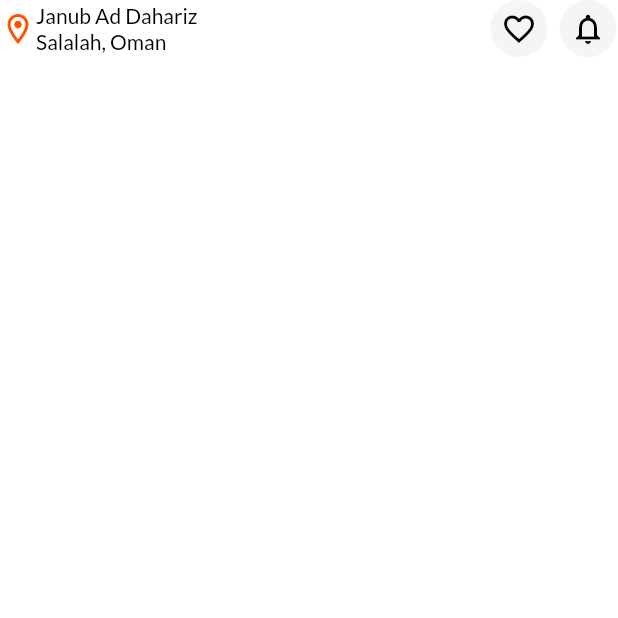
After one commit to unaismnr/ontrend-task, a Flutter app: the screen it shows after launch, after a tap on "LOGIN", on a phone screen of 412 x 824 dp, the top half of it. The commit adds this screen. Run offline on Flutter 3.47's test engine with Material 3 defaults, Android fonts, the phone set to English and light mode, and no system bars; our stand-ins replace google_fonts.

Commit message:
login page completed

```diff
--- a/lib/main.dart
+++ b/lib/main.dart
@@ -1,6 +1,8 @@
 import 'package:flutter/material.dart';
+import 'package:google_fonts/google_fonts.dart';
+import 'package:ontrend_task/utils/color_consts.dart';
 
-import 'presentation/screen_splash.dart';
+import 'view/splash/screen_splash.dart';
 
 void main() {
   runApp(const MyApp());
@@ -12,10 +14,14 @@ class MyApp extends StatelessWidget {
   @override
   Widget build(BuildContext context) {
     return MaterialApp(
-      title: 'Flutter Demo',
+      title: 'OnTrend Task',
       theme: ThemeData(
-        colorScheme: ColorScheme.fromSeed(seedColor: Colors.red),
+        colorScheme: ColorScheme.fromSeed(
+          seedColor: Colors.transparent,
+        ),
+        scaffoldBackgroundColor: kWhiteColor,
         useMaterial3: false,
+        textTheme: GoogleFonts.latoTextTheme(),
       ),
       home: const ScreenSplash(),
       debugShowCheckedModeBanner: false,
--- a/lib/utils/color_consts.dart
+++ b/lib/utils/color_consts.dart
@@ -1,3 +1,6 @@
 import 'package:flutter/material.dart';
 
+const Color kMainColor = Color.fromARGB(255, 255, 81, 0);
 const Color kWhiteColor = Colors.white;
+const Color kBlackColor = Colors.black;
+const Color kBlueColor = Color.fromARGB(255, 24, 115, 188);
--- /dev/null
+++ b/lib/view/home/screen_home.dart
@@ -0,0 +1,114 @@
+import 'package:flutter/material.dart';
+import 'package:flutter/widgets.dart';
+import 'package:ontrend_task/utils/color_consts.dart';
+
+import 'widgets/home_app_bar_icons.dart';
+
+class ScreenHome extends StatelessWidget {
+  const ScreenHome({super.key});
+
+  @override
+  Widget build(BuildContext context) {
+    return SafeArea(
+      child: Scaffold(
+        body: Column(
+          children: [
+            Row(
+              children: [
+                const Icon(
+                  Icons.location_on_outlined,
+                  color: kMainColor,
+                ),
+                const Column(
+                  mainAxisAlignment: MainAxisAlignment.center,
+                  crossAxisAlignment: CrossAxisAlignment.start,
+                  children: [
+                    Text(
+                      'Janub Ad Dahariz',
+                      style: TextStyle(color: kBlackColor),
+                    ),
+                    Text(
+                      'Salalah, Oman',
+                      style: TextStyle(color: kBlackColor),
+                    ),
+                  ],
+                ),
+                const Spacer(),
+                HomeAppBarIcons(
+                  icon: Icons.favorite_border,
+                  onTap: () {},
+                ),
+                const SizedBox(
+                  width: 6,
+                ),
+                HomeAppBarIcons(
+                  icon: Icons.notifications_none,
+                  onTap: () {},
+                ),
+              ],
+            ),
+          ],
+        ),
+      ),
+    );
+  }
+
+  AppBar customHomeAppBar(BuildContext context) {
+    return AppBar(
+      backgroundColor: Colors.white,
+      elevation: 0,
+      leading: const Row(
+        mainAxisAlignment: MainAxisAlignment.center,
+        children: [
+          Icon(
+            Icons.location_on_outlined,
+            color: kMainColor,
+          ),
+          Column(
+            mainAxisAlignment: MainAxisAlignment.center,
+            children: [
+              Text(
+                'data',
+                style: TextStyle(color: kBlackColor),
+              ),
+              Text(
+                'data',
+                style: TextStyle(color: kBlackColor),
+              ),
+            ],
+          ),
+        ],
+      ),
+      // const ListTile(
+      //   leading: Icon(
+      //     Icons.location_on_outlined,
+      //     color: kMainColor,
+      //   ),
+      //   title: Text(
+      //     'data',
+      //     style: TextStyle(color: kBlackColor),
+      //   ),
+      //   subtitle: Text(
+      //     'data',
+      //     style: TextStyle(color: kBlackColor),
+      //   ),
+      // ),
+      title: Row(
+        children: [
+          const Spacer(),
+          HomeAppBarIcons(
+            icon: Icons.favorite_border,
+            onTap: () {},
+          ),
+          const SizedBox(
+            width: 6,
+          ),
+          HomeAppBarIcons(
+            icon: Icons.notifications_none,
+            onTap: () {},
+          ),
+        ],
+      ),
+    );
+  }
+}
--- /dev/null
+++ b/lib/view/home/widgets/home_app_bar_icons.dart
@@ -0,0 +1,28 @@
+import 'package:flutter/material.dart';
+
+class HomeAppBarIcons extends StatelessWidget {
+  final IconData icon;
+  final VoidCallback onTap;
+  const HomeAppBarIcons({
+    super.key,
+    required this.icon,
+    required this.onTap,
+  });
+
+  @override
+  Widget build(BuildContext context) {
+    return SizedBox(
+      height: 38,
+      child: InkWell(
+        onTap: onTap,
+        child: CircleAvatar(
+          backgroundColor: Colors.grey.shade100,
+          child: Icon(
+            icon,
+            color: Colors.black,
+          ),
+        ),
+      ),
+    );
+  }
+}
--- /dev/null
+++ b/lib/view/login/screen_login.dart
@@ -0,0 +1,186 @@
+import 'package:flutter/material.dart';
+import 'package:ontrend_task/utils/color_consts.dart';
+import 'package:ontrend_task/view/home/screen_home.dart';
+
+class ScreenLogin extends StatelessWidget {
+  const ScreenLogin({super.key});
+
+  @override
+  Widget build(BuildContext context) {
+    return SafeArea(
+      child: Scaffold(
+        body: SingleChildScrollView(
+          child: Padding(
+            padding: const EdgeInsets.all(20),
+            child: Column(
+              mainAxisAlignment: MainAxisAlignment.start,
+              children: [
+                SizedBox(
+                  height: MediaQuery.of(context).size.height * 0.35,
+                  width: MediaQuery.of(context).size.height * 0.35,
+                  child: Image.asset('assets/delivery-man.png'),
+                ),
+                SizedBox(
+                  height: MediaQuery.of(context).size.height * 0.05,
+                ),
+                const Text(
+                  'Welcome Back!',
+                  style: TextStyle(
+                      color: kBlackColor,
+                      fontWeight: FontWeight.bold,
+                      fontSize: 20),
+                ),
+                SizedBox(
+                  height: MediaQuery.of(context).size.height * 0.03,
+                ),
+                _CustomTextFormField(
+                  hintText: 'Email or Phone',
+                  visibilityIcon: false,
+                  obscureText: false,
+                ),
+                SizedBox(
+                  height: MediaQuery.of(context).size.height * 0.03,
+                ),
+                _CustomTextFormField(
+                  hintText: 'Password',
+                  visibilityIcon: true,
+                  obscureText: true,
+                ),
+                Align(
+                  alignment: Alignment.topRight,
+                  child: TextButton(
+                    onPressed: () {},
+                    child: const Text(
+                      'Forgot Password?',
+                      style: TextStyle(color: kBlueColor),
+                    ),
+                  ),
+                ),
+                SizedBox(
+                  height: MediaQuery.of(context).size.height * 0.05,
+                ),
+                Padding(
+                  padding: const EdgeInsets.symmetric(horizontal: 20),
+                  child: SizedBox(
+                    height: MediaQuery.of(context).size.height * 0.062,
+                    width: MediaQuery.of(context).size.width,
+                    child: ElevatedButton(
+                      onPressed: () {
+                        Navigator.push(
+                            context,
+                            MaterialPageRoute(
+                              builder: (context) => const ScreenHome(),
+                            ));
+                      },
+                      style: ElevatedButton.styleFrom(
+                        backgroundColor: kMainColor,
+                        elevation: 0,
+                        shape: RoundedRectangleBorder(
+                          borderRadius: BorderRadius.circular(6),
+                        ),
+                      ),
+                      child: const Text(
+                        'LOGIN',
+                        style: TextStyle(
+                          color: kWhiteColor,
+                          fontSize: 16,
+                          fontWeight: FontWeight.w600,
+                        ),
+                      ),
+                    ),
+                  ),
+                ),
+                SizedBox(
+                  height: MediaQuery.of(context).size.height * 0.02,
+                ),
+                Row(
+                  mainAxisAlignment: MainAxisAlignment.center,
+                  children: [
+                    const Text(
+                      "Don't have an account?",
+                    ),
+                    SizedBox(
+                      width: MediaQuery.of(context).size.width * 0.01,
+                    ),
+                    GestureDetector(
+                      onTap: () {
+                        Navigator.push(
+                            context,
+                            MaterialPageRoute(
+                              builder: (context) => const ScreenHome(),
+                            ));
+                      },
+                      child: const Text(
+                        'Sign up',
+                        style: TextStyle(color: kBlueColor),
+                      ),
+                    ),
+                  ],
+                ),
+              ],
+            ),
+          ),
+        ),
+      ),
+    );
+  }
+}
+
+class _CustomTextFormField extends StatelessWidget {
+  final String hintText;
+  final bool visibilityIcon;
+  final bool obscureText;
+  _CustomTextFormField({
+    required this.hintText,
+    required this.visibilityIcon,
+    required this.obscureText,
+  });
+
+  final visibilityNotifier = ValueNotifier(true);
+
+  void toggleVisibility() {
+    visibilityNotifier.value = !visibilityNotifier.value;
+  }
+
+  @override
+  Widget build(BuildContext context) {
+    return Container(
+        decoration: BoxDecoration(
+          borderRadius: BorderRadius.circular(10),
+          color: kWhiteColor,
+          boxShadow: [
+            BoxShadow(
+              color: kBlackColor.withOpacity(0.3),
+              spreadRadius: 0.5,
+              blurRadius: 5,
+            )
+          ],
+        ),
+        child: ValueListenableBuilder(
+            valueListenable: visibilityNotifier,
+            builder: (context, newValue, _) {
+              return TextFormField(
+                obscureText: newValue ? obscureText : false,
+                decoration: InputDecoration(
+                  border: InputBorder.none,
+                  hintText: hintText,
+                  contentPadding: const EdgeInsets.only(
+                    left: 20,
+                    right: 20,
+                    top: 14,
+                  ),
+                  suffixIcon: visibilityIcon
+                      ? IconButton(
+                          onPressed: () {
+                            toggleVisibility();
+                          },
+                          icon: Icon(
+                            newValue ? Icons.visibility : Icons.visibility_off,
+                          ),
+                        )
+                      : const SizedBox(),
+                ),
+              );
+            }));
+  }
+}
--- a/lib/presentation/screen_splash.dart
+++ b/lib/view/splash/screen_splash.dart
@@ -1,5 +1,5 @@
 import 'package:flutter/material.dart';
-import 'package:ontrend_task/presentation/screen_login.dart';
+import 'package:ontrend_task/view/login/screen_login.dart';
 
 class ScreenSplash extends StatefulWidget {
   const ScreenSplash({super.key});
@@ -29,7 +29,8 @@ class _ScreenSplashState extends State<ScreenSplash> {
 
   @override
   Widget build(BuildContext context) {
-    return Scaffold(
+    return SafeArea(
+      child: Scaffold(
         body: Column(
           mainAxisAlignment: MainAxisAlignment.center,
           children: [
@@ -45,6 +46,7 @@ class _ScreenSplashState extends State<ScreenSplash> {
             const Text('100% Safe & Secure'),
           ],
         ),
+      ),
     );
   }
 }
--- a/pubspec.yaml
+++ b/pubspec.yaml
@@ -35,6 +35,7 @@ dependencies:
   # The following adds the Cupertino Icons font to your application.
   # Use with the CupertinoIcons class for iOS style icons.
   cupertino_icons: ^1.0.6
+  google_fonts: ^6.2.1
 
 dev_dependencies:
   flutter_test:
```
Also changed, not shown: lib/presentation/screen_login.dart (deleted, +0 -15 lines), pubspec.lock, 1 other file. Lines whose indentation alone changed are shown as unchanged.
